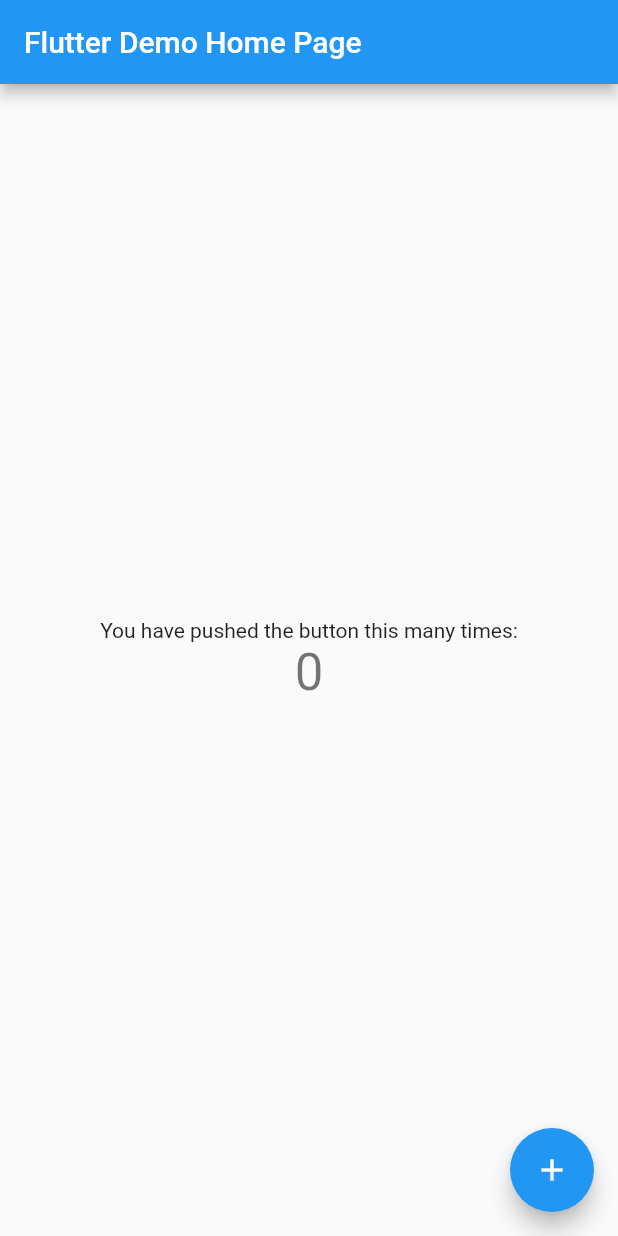
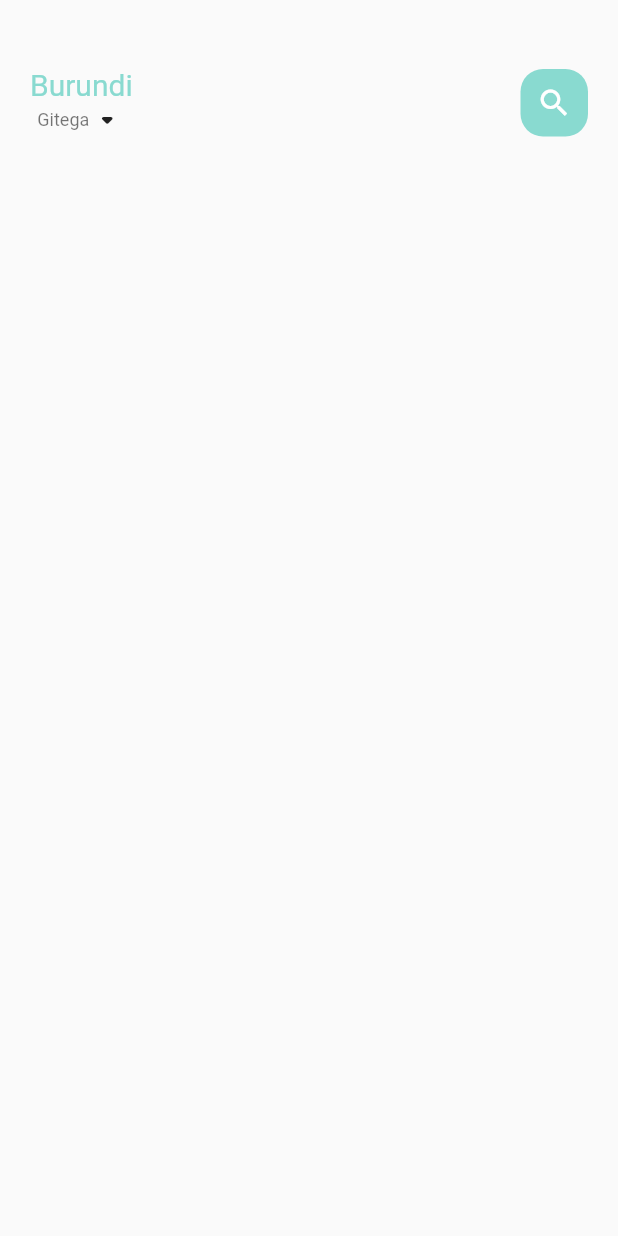
Before and after one commit to Ace7260/miniature-doodle, a Flutter app: the screen it shows after launch, on a phone screen of 412 x 824 dp. Run offline on Flutter 3.47's test engine with Material 2 defaults, Android fonts, the phone set to English and light mode, and no system bars.

Commit message:
finishing nav bar

```diff
--- /dev/null
+++ b/lib/home/main_food_page.dart
@@ -0,0 +1,69 @@
+import 'package:d_ace/utils/colors.dart';
+import 'package:d_ace/widgets/big_text.dart';
+import 'package:d_ace/widgets/small_text.dart';
+import 'package:flutter/cupertino.dart';
+import 'package:flutter/material.dart';
+import 'package:flutter/src/foundation/key.dart';
+import 'package:flutter/src/widgets/framework.dart';
+
+/*fonts:
+    - family: Roboto
+      fonts:
+        - asset: assets/fonts/Roboto-Regular.ttf
+          weight: 400
+        - asset: assets/fonts/Roboto-Medium.ttf
+          weight: 500
+        - asset: assets/fonts/Roboto-Bold.ttf
+          weight: 700
+        - asset: assets/fonts/Roboto-Black.ttf
+          weight: 900 */
+class MainFoodPage extends StatefulWidget {
+  const MainFoodPage({Key? key}) : super(key: key);
+  @override
+  State<MainFoodPage> createState() => _MainFoodPageState();
+}
+
+class _MainFoodPageState extends State<MainFoodPage> {
+  @override
+  Widget build(BuildContext context) {
+    return Scaffold(
+      body: Column(
+        children: [
+          Container(
+            child: Container(
+              margin: EdgeInsets.only(top: 45, bottom: 15),
+              padding: EdgeInsets.only(left: 20, right: 20),
+              child: Row(
+                mainAxisAlignment: MainAxisAlignment.spaceBetween,
+                children: [
+                  Column(
+                    children: [
+                      BigText(text: "Burundi", color: AppColors.mainColor),
+                      Row(
+                        children: [
+                          SmallText(
+                            text: "Gitega",color:Colors.black54 ),
+                            Icon(Icons.arrow_drop_down_rounded)
+                        ],
+                      )
+                    ],
+                  ),
+                  Center(
+                    child: Container(
+                      width: 45,
+                      height: 45,
+                      child: Icon(Icons.search, color: Colors.white),
+                      decoration: BoxDecoration(
+                          borderRadius: BorderRadius.circular(15),
+                          color: AppColors.mainColor),
+                    ),
+                  )
+                ],
+              ),
+            ),
+          ),
+        ],
+      ),
+    );
+  }
+}
--- a/lib/main.dart
+++ b/lib/main.dart
@@ -1,3 +1,4 @@
+import 'package:d_ace/home/main_food_page.dart';
 import 'package:flutter/material.dart';
 
 void main() {
@@ -11,36 +12,18 @@ class MyApp extends StatelessWidget {
   @override
   Widget build(BuildContext context) {
     return MaterialApp(
+      debugShowCheckedModeBanner: false,
       title: 'Flutter Demo',
       theme: ThemeData(
-        // This is the theme of your application.
-        //
-        // Try running your application with "flutter run". You'll see the
-        // application has a blue toolbar. Then, without quitting the app, try
-        // changing the primarySwatch below to Colors.green and then invoke
-        // "hot reload" (press "r" in the console where you ran "flutter run",
-        // or simply save your changes to "hot reload" in a Flutter IDE).
-        // Notice that the counter didn't reset back to zero; the application
-        // is not restarted.
         primarySwatch: Colors.blue,
       ),
-      home: const MyHomePage(title: 'Flutter Demo Home Page'),
+      home:MainFoodPage(),
     );
   }
 }
 
 class MyHomePage extends StatefulWidget {
   const MyHomePage({Key? key, required this.title}) : super(key: key);
-
-  // This widget is the home page of your application. It is stateful, meaning
-  // that it has a State object (defined below) that contains fields that affect
-  // how it looks.
-
-  // This class is the configuration for the state. It holds the values (in this
-  // case the title) provided by the parent (in this case the App widget) and
-  // used by the build method of the State. Fields in a Widget subclass are
-  // always marked "final".
-
   final String title;
 
   @override
@@ -52,33 +35,18 @@ class _MyHomePageState extends State<MyHomePage> {
 
   void _incrementCounter() {
     setState(() {
-      // This call to setState tells the Flutter framework that something has
-      // changed in this State, which causes it to rerun the build method below
-      // so that the display can reflect the updated values. If we changed
-      // _counter without calling setState(), then the build method would not be
-      // called again, and so nothing would appear to happen.
-      _counter++;
+            _counter++;
     });
   }
 
   @override
   Widget build(BuildContext context) {
-    // This method is rerun every time setState is called, for instance as done
-    // by the _incrementCounter method above.
-    //
-    // The Flutter framework has been optimized to make rerunning build methods
-    // fast, so that you can just rebuild anything that needs updating rather
-    // than having to individually change instances of widgets.
     return Scaffold(
       appBar: AppBar(
-        // Here we take the value from the MyHomePage object that was created by
-        // the App.build method, and use it to set our appbar title.
-        title: Text(widget.title),
+              title: Text(widget.title),
       ),
       body: Center(
-        // Center is a layout widget. It takes a single child and positions it
-        // in the middle of the parent.
-        child: Column(
+              child: Column(
           // Column is also a layout widget. It takes a list of children and
           // arranges them vertically. By default, it sizes itself to fit its
           // children horizontally, and tries to be as tall as its parent.
@@ -102,7 +70,7 @@ class _MyHomePageState extends State<MyHomePage> {
               '$_counter',
               style: Theme.of(context).textTheme.headline4,
             ),
-          ],
+      ],
         ),
       ),
       floatingActionButton: FloatingActionButton(
--- /dev/null
+++ b/lib/utils/colors.dart
@@ -0,0 +1,14 @@
+import 'dart:ui';
+
+class AppColors {
+  static final Color textColor = const Color(0xFFccc7c5);
+  static final Color mainColor = const Color(0xFF89dad0);
+  static final Color iconColor1 = const Color(0xFFffd28d);
+  static final Color iconColor2 = const Color(0xFFfcab88);
+  static final Color paraColor = const Color(0xFF8f837f);
+  static final Color buttonBackgroundColor = const Color(0xFFf7f6f4);
+  static final Color signColor = const Color(0xFFa9a29f);
+  static final Color titleColor = const Color(0xFF5c524f);
+  static final Color mainBlackColor = const Color(0xFF332d2b);
+  static final Color yellowColor = const Color(0xFFffd379);
+}
--- /dev/null
+++ b/lib/widgets/big_text.dart
@@ -0,0 +1,32 @@
+import 'package:flutter/cupertino.dart';
+import 'package:flutter/src/foundation/key.dart';
+import 'package:flutter/src/widgets/framework.dart';
+
+class BigText extends StatelessWidget {
+  final Color? color;
+  final String text;
+  double size;
+  TextOverflow overflow;
+  BigText(
+    {
+      Key? key,
+      this.color,
+      required this.text,
+      this.overflow=TextOverflow.ellipsis,
+      this.size=20
+    }
+    ) : super(key: key);
+
+  @override
+  Widget build(BuildContext context) {
+    return Text(
+      text,
+      overflow: overflow,
+      style:TextStyle(
+        color:color,
+        fontWeight:FontWeight.w400,
+        fontSize: size
+        )
+    );
+  }
+}
--- /dev/null
+++ b/lib/widgets/small_text.dart
@@ -0,0 +1,32 @@
+import 'package:d_ace/colors.dart';
+import 'package:flutter/cupertino.dart';
+import 'package:flutter/src/foundation/key.dart';
+import 'package:flutter/src/widgets/framework.dart';
+
+class SmallText extends StatelessWidget {
+  Color? color;
+  final String text;
+  double size;
+  double height;
+  SmallText({
+    Key? key,
+    required this.text,
+    this.color = const Color(0xFF89dad0),
+    this.size = 12,
+    this.height=1.2
+  }) : super(key: key);
+
+  @override
+  Widget build(BuildContext context) {
+    return Text(
+      text,
+      maxLines: 1,
+      style: TextStyle(
+        fontFamily: 'Roboto',
+        color: color,
+        fontSize: size,
+        height: height,
+      ),
+    );
+  }
+}
```
Also changed, not shown: assets/fonts/Roboto-Black.ttf (added), assets/fonts/Roboto-Bold.ttf (added), assets/fonts/Roboto-Medium.ttf (added), assets/fonts/Roboto-Regular.ttf (added).
